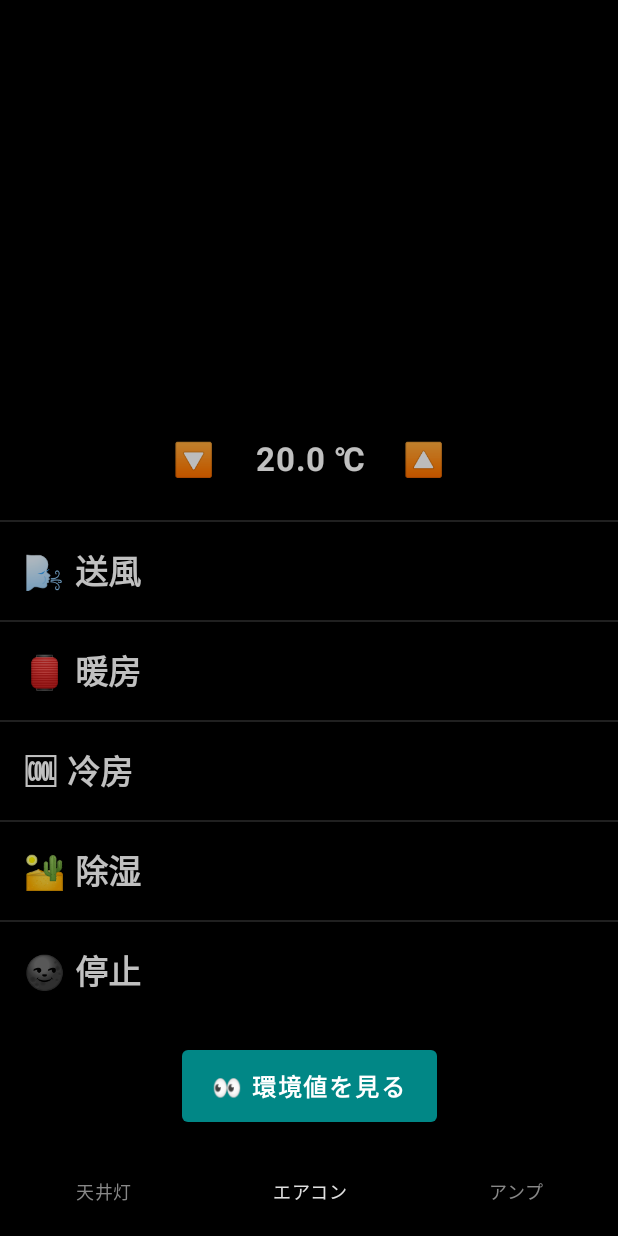
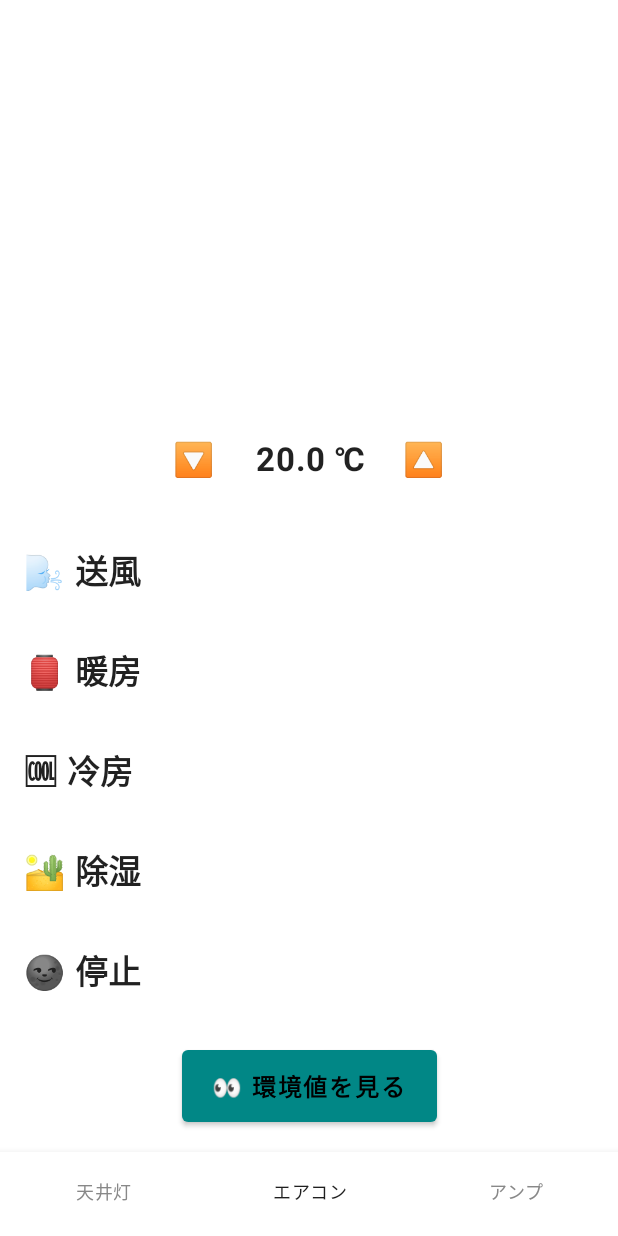
Before and after one commit to geckour/HomeAPI, an Android app built with Jetpack Compose: the screen it shows after launch (MainActivity), item 2 of the bottom bar chosen, on a phone screen of 412 x 824 dp. Run offline under Robolectric (Android 15) with nearby library versions, the phone set to English and light mode, and no system bars; our stand-ins replace Timber; libraries missing offline, so code that uses them is left out: com.jakewharton.retrofit2.

Commit message:
Fix colors

```diff
--- a/app/src/main/java/com/geckour/homeapi/ui/MainActivity.kt
+++ b/app/src/main/java/com/geckour/homeapi/ui/MainActivity.kt
@@ -79,7 +79,7 @@ class MainActivity : ComponentActivity() {
         super.onCreate(savedInstanceState)
 
         setContent {
-            MaterialTheme(colors = if (isSystemInDarkTheme()) DarkColors else DarkColors) {
+            MaterialTheme(colors = if (isSystemInDarkTheme()) DarkColors else LightColors) {
                 Contents()
                 Loading()
                 Error()
@@ -202,8 +202,7 @@ class MainActivity : ComponentActivity() {
                 text = "${item.emoji} ${item.name}",
                 textAlign = TextAlign.Start,
                 fontWeight = FontWeight.Bold,
-                fontSize = 22.sp,
-                color = Color(0xc0ffffff)
+                fontSize = 22.sp
             )
         }
     }
@@ -236,8 +235,7 @@ class MainActivity : ComponentActivity() {
                         text = item.emoji,
                         textAlign = TextAlign.Start,
                         fontWeight = FontWeight.Bold,
-                        fontSize = 36.sp,
-                        color = Color(0xc0ffffff)
+                        fontSize = 36.sp
                     )
                     Text(
                         modifier = Modifier
@@ -247,8 +245,7 @@ class MainActivity : ComponentActivity() {
                         textAlign = TextAlign.End,
                         fontWeight = FontWeight.Bold,
                         fontSize = 10.sp,
-                        lineHeight = 12.sp,
-                        color = Color(0xc0ffffff)
+                        lineHeight = 12.sp
                     )
                 }
             }
@@ -284,7 +281,7 @@ class MainActivity : ComponentActivity() {
                     .fillMaxSize()
                     .background(color = Color(0x80000000))
             ) {
-                CircularProgressIndicator(modifier = Modifier.align(Alignment.Center), color = Color(0xFF03DAC5))
+                CircularProgressIndicator(modifier = Modifier.align(Alignment.Center), color = Colors.TEAL200)
             }
         }
     }
@@ -307,7 +304,7 @@ class MainActivity : ComponentActivity() {
                         colors = ButtonDefaults.buttonColors(backgroundColor = Color.Transparent),
                         elevation = ButtonDefaults.elevation(0.dp, 0.dp, 0.dp)
                     ) {
-                        Text(text = "OK", color = Color(0xc0ffffff))
+                        Text(text = "OK")
                     }
                 },
                 title = {
@@ -330,11 +327,10 @@ class MainActivity : ComponentActivity() {
                             it.illuminance
                         ),
                         fontSize = 18.sp,
-                        lineHeight = 27.sp,
-                        color = Color(0xc0ffffff)
+                        lineHeight = 27.sp
                     )
                 },
-                backgroundColor = Color(0xFF1F2727)
+                backgroundColor = Colors.TEAL900
             )
         }
     }
@@ -359,8 +355,7 @@ class MainActivity : ComponentActivity() {
                 Text(
                     text = "🔽",
                     fontWeight = FontWeight.Bold,
-                    fontSize = 22.sp,
-                    color = Color(0xc0ffffff)
+                    fontSize = 22.sp
                 )
             }
             Text(
@@ -368,8 +363,7 @@ class MainActivity : ComponentActivity() {
                 text = "$currentTemperature ℃",
                 textAlign = TextAlign.End,
                 fontWeight = FontWeight.Bold,
-                fontSize = 22.sp,
-                color = Color(0xc0ffffff)
+                fontSize = 22.sp
             )
             IconButton(
                 onClick = {
@@ -381,8 +375,7 @@ class MainActivity : ComponentActivity() {
                 Text(
                     text = "🔼",
                     fontWeight = FontWeight.Bold,
-                    fontSize = 22.sp,
-                    color = Color(0xc0ffffff)
+                    fontSize = 22.sp
                 )
             }
         }
--- a/app/src/main/res/values-night/themes.xml
+++ b/app/src/main/res/values-night/themes.xml
@@ -1,9 +1,10 @@
-<resources xmlns:tools="http://schemas.android.com/tools">
+<resources>
     <!-- Base application theme. -->
     <style name="Theme.HomeAPI" parent="Theme.MaterialComponents.DayNight.DarkActionBar">
         <item name="colorPrimaryVariant">#000000</item>
         <!-- Status bar color. -->
-        <item name="android:statusBarColor" tools:targetApi="l">?attr/colorPrimaryVariant</item>
+        <item name="android:statusBarColor">?attr/colorPrimaryVariant</item>
+        <item name="android:windowLightStatusBar">false</item>
         <!-- Customize your theme here. -->
         <item name="colorControlHighlight">#ffffff</item>
     </style>
--- a/app/src/main/res/values/themes.xml
+++ b/app/src/main/res/values/themes.xml
@@ -1,9 +1,10 @@
 <resources xmlns:tools="http://schemas.android.com/tools">
     <!-- Base application theme. -->
     <style name="Theme.HomeAPI" parent="Theme.MaterialComponents.DayNight.NoActionBar">
+        <item name="colorPrimaryVariant">#ffffff</item>
         <!-- Status bar color. -->
-        <item name="colorPrimaryVariant">#ffffff</item>
-        <item name="android:statusBarColor" tools:targetApi="l">?attr/colorPrimaryVariant</item>
+        <item name="android:statusBarColor">?attr/colorPrimaryVariant</item>
+        <item name="android:windowLightStatusBar">true</item>
         <!-- Customize your theme here. -->
         <item name="colorControlHighlight">#000000</item>
     </style>
```
